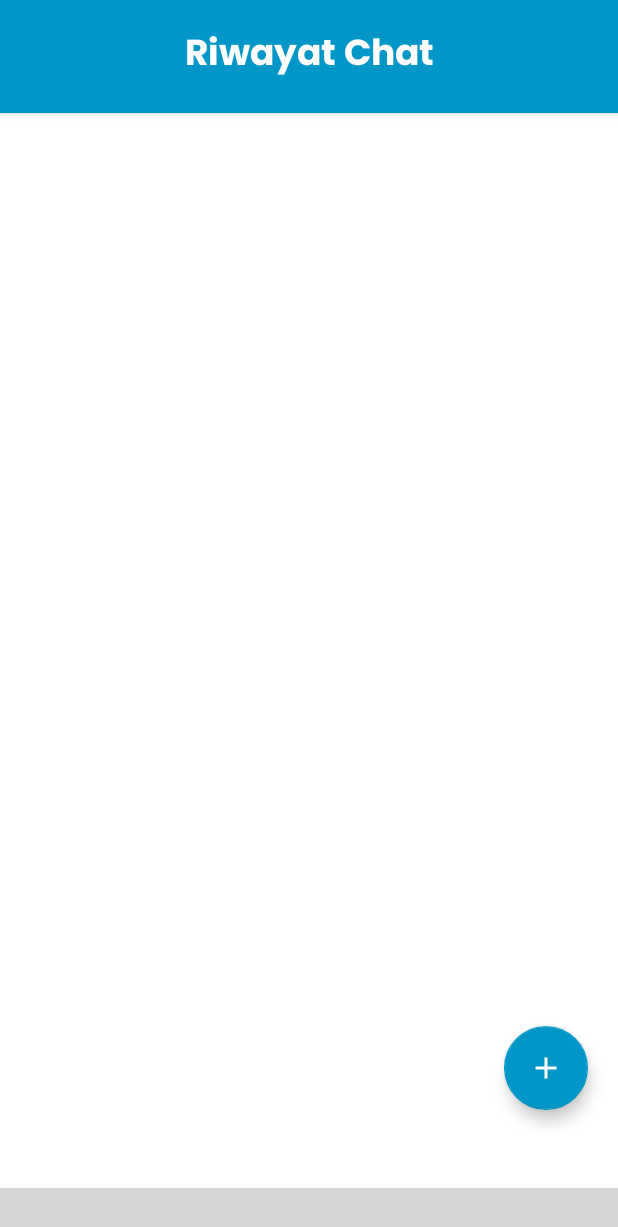
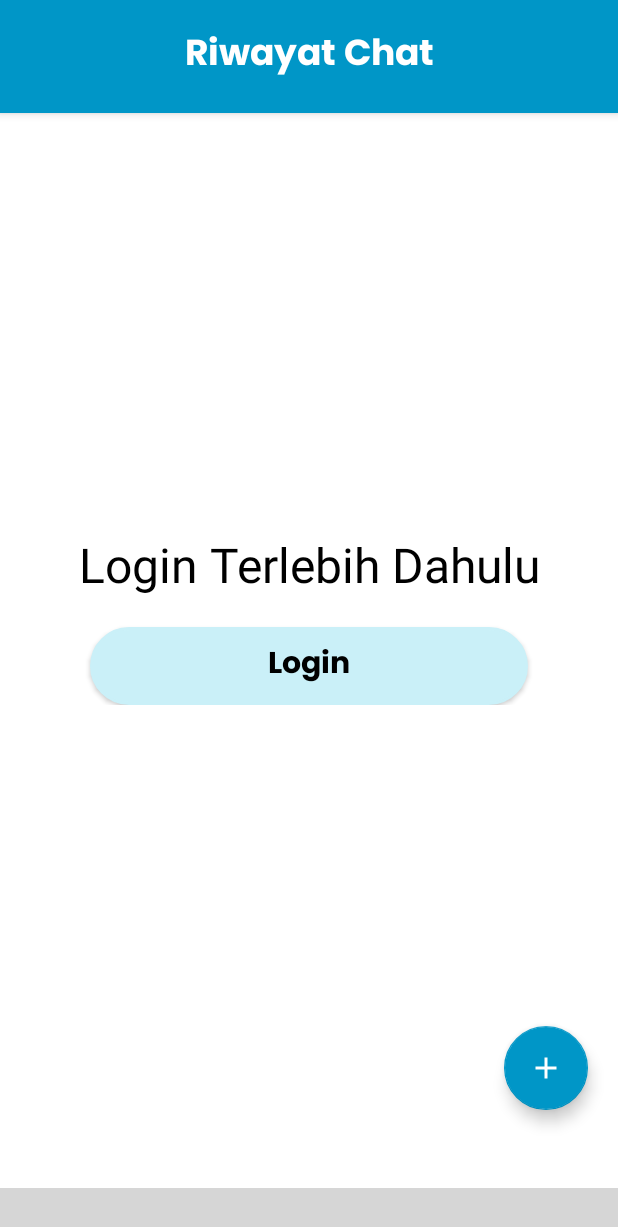
Before and after one commit to Hanzein/MoodBot_App, an Android app: the fragment ChatFragment placed in its activity, on a phone screen of 412 x 824 dp. Shown: the top 1227 px of the screen. Run offline under Robolectric (Android 15) with nearby library versions, the phone set to English and light mode, and no system bars; our stand-ins replace Firebase (no records; nobody signed in at launch, a user with empty details on screens opened directly); libraries missing offline, so code that uses them is left out: com.qamar.curvedbottomnaviagtion; plain views replace CurvedBottomNavigation; 8 statements that could not run were skipped; grey boxes are pictures that could not be loaded.

Commit message:
Update Chat&Calendar Require Login

```diff
--- a/app/src/main/java/com/farhanadi/moodbotapp/view/chat/ChatBotActivity.kt
+++ b/app/src/main/java/com/farhanadi/moodbotapp/view/chat/ChatBotActivity.kt
@@ -93,8 +93,6 @@ class ChatBotActivity : AppCompatActivity() {
             val intent = Intent(this@ChatBotActivity, MainActivity::class.java)
             startActivity(intent)
             finish()
-
-            finish()  // Optional: Finish the current activity if it's not needed anymore
         }
 
     }
--- a/app/src/main/java/com/farhanadi/moodbotapp/view/chat/ChatFragment.kt
+++ b/app/src/main/java/com/farhanadi/moodbotapp/view/chat/ChatFragment.kt
@@ -14,6 +14,7 @@ import androidx.recyclerview.widget.RecyclerView
 import com.farhanadi.moodbotapp.R
 import com.farhanadi.moodbotapp.databinding.FragmentChatBinding
 import com.farhanadi.moodbotapp.view.camera.CameraActivity
+import com.farhanadi.moodbotapp.view.login.LoginActivity
 import com.farhanadi.moodbotapp.view.other.ChatDay
 import com.farhanadi.moodbotapp.view.other.ChatMessage
 import com.google.firebase.auth.FirebaseAuth
@@ -27,12 +28,24 @@ import kotlinx.coroutines.withContext
 class ChatFragment : Fragment() {
 
     private lateinit var binding: FragmentChatBinding
-
+    private lateinit var firebaseAuth: FirebaseAuth
     override fun onCreateView(
         inflater: LayoutInflater, container: ViewGroup?,
         savedInstanceState: Bundle?,
     ): View? {
         binding = FragmentChatBinding.inflate(inflater, container, false)
+        val isLoggedIn = firebaseAuth?.currentUser != null
+        val checkLogin = binding.checkLogin
+
+        if(isLoggedIn){
+            checkLogin.visibility = View.GONE
+        }else{
+            checkLogin.visibility = View.VISIBLE
+        }
+        val logBtn= binding.btnToLogin
+        logBtn.setOnClickListener{
+            startActivity(Intent(requireActivity(), LoginActivity::class.java))
+        }
         setupAction()
         fetchAndDisplayChatData()
         return binding.root
@@ -51,10 +64,13 @@ class ChatFragment : Fragment() {
 
     private fun fetchAndDisplayChatData() {
         val userId = FirebaseAuth.getInstance().currentUser?.uid
+        val checkLogin = binding.checkLogin
         if (userId == null) {
             Log.e("Firestore", "User ID is null. User might not be authenticated.")
+            checkLogin.visibility = View.VISIBLE
             return
-        }
+        }else{
+            checkLogin.visibility = View.VISIBLE
             Log.d("Firestore", "User ID: $userId")
 
             CoroutineScope(Dispatchers.IO).launch {
@@ -90,6 +106,7 @@ class ChatFragment : Fragment() {
                     }
                 } catch (e: Exception) {
                     Log.e("Firestore", "Error getting chat history", e)
+                }
             }
         }
     }
--- a/app/src/main/res/layout/fragment_chat.xml
+++ b/app/src/main/res/layout/fragment_chat.xml
@@ -44,7 +44,46 @@
         app:layout_constraintStart_toStartOf="parent"
         app:layout_constraintEnd_toEndOf="parent"
         app:layout_constraintTop_toBottomOf="@id/appBarList" />
-
+    <androidx.constraintlayout.widget.ConstraintLayout
+        android:id="@+id/checkLogin"
+        android:layout_width="match_parent"
+        android:layout_height="match_parent"
+        android:background="@color/white_transparant"
+        android:visibility="gone">
+        <LinearLayout
+            android:layout_width="match_parent"
+            android:layout_height="wrap_content"
+            app:layout_constraintTop_toTopOf="parent"
+            app:layout_constraintBottom_toBottomOf="parent"
+            android:orientation="vertical">
+            <TextView
+                android:layout_width="match_parent"
+                android:layout_height="wrap_content"
+                android:text="Login Terlebih Dahulu"
+                android:textColor="@color/black"
+                android:textSize="32dp"
+                android:gravity="center"
+                android:textAlignment="center"
+                />
+            <Button
+                android:id="@+id/btnToLogin"
+                android:layout_width="match_parent"
+                android:layout_height="52dp"
+                android:layout_marginHorizontal="60dp"
+                android:layout_marginTop="20dp"
+                android:background="@drawable/bg_rounded_2"
+                android:backgroundTint="@color/biru9"
+                android:text="Login"
+                android:textStyle="bold"
+                android:textAllCaps="false"
+                android:textSize="20dp"
+                android:fontFamily="@font/font5_poppinsbold"
+                android:textColor="@color/black"
+                app:layout_constraintTop_toBottomOf="@id/btn_laporan"
+                app:layout_constraintEnd_toEndOf="parent"
+                app:layout_constraintStart_toStartOf="parent" />
+        </LinearLayout>
+    </androidx.constraintlayout.widget.ConstraintLayout>
     <com.google.android.material.floatingactionbutton.FloatingActionButton
         android:id="@+id/fab"
         android:layout_width="wrap_content"
@@ -56,4 +95,5 @@
         android:clickable="true"
         app:backgroundTint="@color/biru4" />
 
+
 </FrameLayout>
--- a/app/src/main/res/layout/fragment_profile.xml
+++ b/app/src/main/res/layout/fragment_profile.xml
@@ -167,7 +167,7 @@
 
 
         <Button
-            android:id="@+id/btnLogout"
+            android:id="@+id/btnLog"
             android:layout_width="364dp"
             android:layout_height="52dp"
             android:layout_marginStart="25dp"
@@ -175,7 +175,7 @@
             android:layout_marginTop="20dp"
             android:background="@drawable/bg_rounded_2"
             android:backgroundTint="@color/biru9"
-            android:text="Logout"
+            android:text=""
             android:textStyle="bold"
             android:textAllCaps="false"
             android:fontFamily="@font/font5_poppinsbold"
--- a/app/src/main/res/values/colors.xml
+++ b/app/src/main/res/values/colors.xml
@@ -3,6 +3,7 @@
     <color name="black">#FF000000</color>
     <color name="white">#FFFFFFFF</color>
     <color name="white2">#FFFFFF</color>
+    <color name="white_transparant">#EBFFFFFF</color>
     <color name="white_warm">#EDEDED</color>
     <color name="grey">#C1C1C1</color>
     <color name="lightgrey">#EDEDED</color>
```
Also changed, not shown: app/src/main/java/com/farhanadi/moodbotapp/view/calendar/CalendarFragment.kt (+20 -2 lines), app/src/main/java/com/farhanadi/moodbotapp/view/profile/ProfileFragment.kt (+11 -8 lines), app/src/main/res/layout/fragment_calendar.xml (+41 -1 lines). Lines whose indentation alone changed are shown as unchanged.
